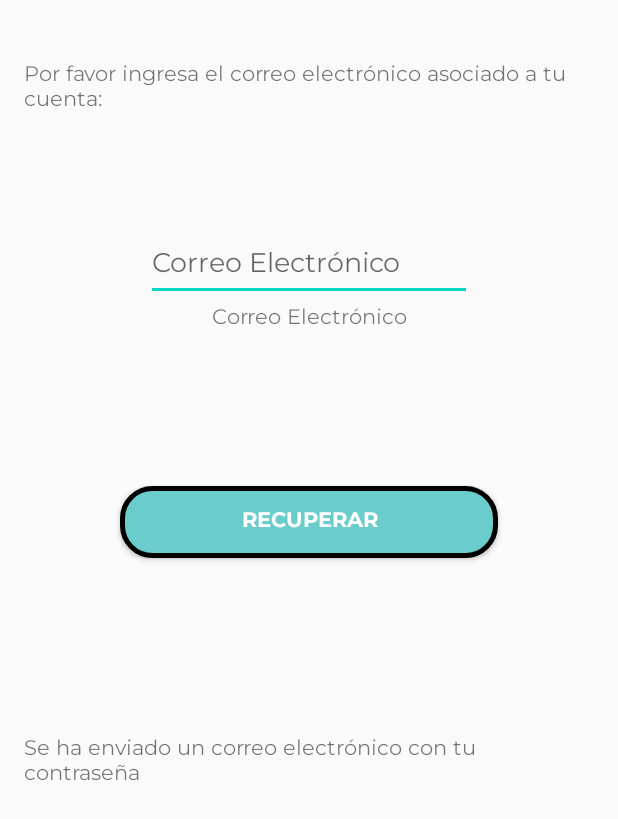
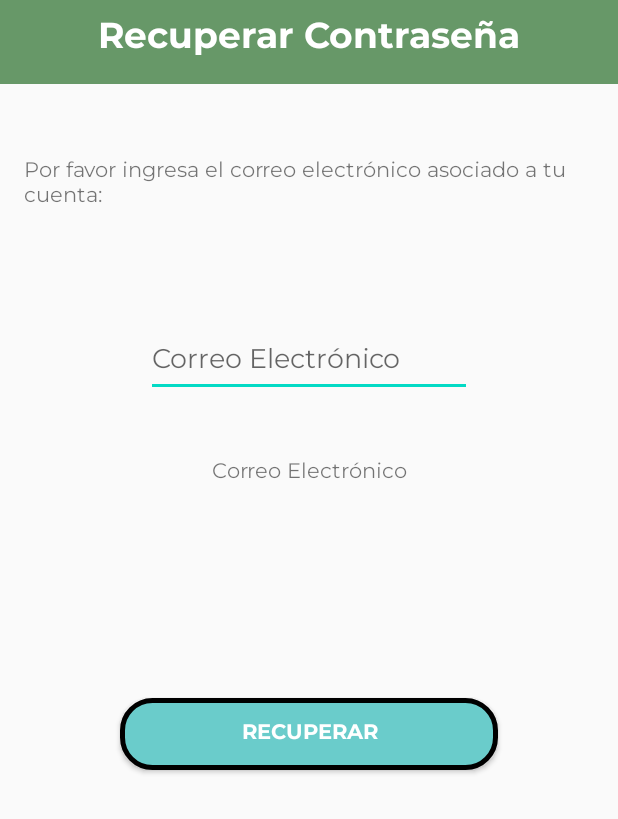
Before and after one commit to vaorozco/App-Web-Ingles, an Android app: the RecuperarContrasena screen opened directly, with no data from a screen before it, on a phone screen of 412 x 824 dp. Shown: the top 819 px of the screen. Run offline under Robolectric (Android 15) with nearby library versions, the phone set to English and light mode, and no system bars.

Commit message:
Recuperar Contraseña

```diff
--- a/Proyecto/app/build.gradle
+++ b/Proyecto/app/build.gradle
@@ -32,6 +32,9 @@ dependencies {
 
     implementation 'com.google.android.material:material:1.0.0'
     implementation files('libs\\jtds-1.2.7.jar')
+    implementation files('libs\\javax.mail.jar')
+    implementation files('libs\\activation.jar')
+
     testImplementation 'junit:junit:4.12'
     androidTestImplementation 'androidx.test.ext:junit:1.1.1'
     androidTestImplementation 'androidx.test.espresso:espresso-core:3.2.0'
--- a/Proyecto/app/src/main/AndroidManifest.xml
+++ b/Proyecto/app/src/main/AndroidManifest.xml
@@ -23,7 +23,7 @@
         <activity android:name=".MainActivity" />
         <activity
             android:name=".Login"
-            android:theme="@style/AppTheme2">
+            android:theme="@style/AppTheme">
             <intent-filter>
                 <action android:name="android.intent.action.MAIN" />
 
--- a/Proyecto/app/src/main/java/com/example/proyecto/CompararFonema.java
+++ b/Proyecto/app/src/main/java/com/example/proyecto/CompararFonema.java
@@ -147,9 +147,9 @@ public class CompararFonema extends AppCompatActivity implements NavigationView.
             case REQUEST_PERMISSION_CODE:
             {
                 if(grantResults.length>0 && grantResults[0] == PackageManager.PERMISSION_GRANTED)
-                    Toast.makeText(this,"Permission Granted",Toast.LENGTH_SHORT).show();
+                    Toast.makeText(this,"Permiso Obtenido",Toast.LENGTH_SHORT).show();
                 else
-                    Toast.makeText(this,"Permission Denied", Toast.LENGTH_SHORT).show();
+                    Toast.makeText(this,"Permiso Denegado", Toast.LENGTH_SHORT).show();
             }
             break;
         }
--- /dev/null
+++ b/Proyecto/app/src/main/java/com/example/proyecto/Config.java
@@ -0,0 +1,6 @@
+package com.example.proyecto;
+
+public class Config {
+    public static final String EMAIL ="appfonet@gmail.com";
+    public static final String PASSWORD ="1234fonet5678";
+}
--- a/Proyecto/app/src/main/java/com/example/proyecto/RecuperarContrasena.java
+++ b/Proyecto/app/src/main/java/com/example/proyecto/RecuperarContrasena.java
@@ -2,42 +2,72 @@ package com.example.proyecto;
 
 import androidx.appcompat.app.AppCompatActivity;
 
+
 import android.content.Intent;
-import android.net.Uri;
 import android.os.Bundle;
-import android.util.Log;
+import android.view.View;
+import android.widget.Button;
+import android.widget.EditText;
 import android.widget.Toast;
 
-public class RecuperarContrasena extends AppCompatActivity {
+import java.sql.CallableStatement;
+import java.sql.Connection;
+import java.sql.ResultSet;
+import java.sql.SQLException;
 
+import static com.example.proyecto.ConnectionHelper.conexionBD;
+
+public class RecuperarContrasena extends AppCompatActivity  implements View.OnClickListener {
+
+    private EditText correo; //editTextTextEmailAddress
+    private Button botonRecuperar; //button4
+    private String nombre, apellido, contraseña;
     @Override
     protected void onCreate(Bundle savedInstanceState) {
         super.onCreate(savedInstanceState);
         setContentView(R.layout.activity_recuperar_contrasena);
+        correo = findViewById(R.id.editTextCorreo);
+        //editTextSubject = (EditText) findViewById(R.id.editTextSubject);
+        //editTextMessage = (EditText) findViewById(R.id.editTextMessage);
+        botonRecuperar = findViewById(R.id.botonRecuperar);
+        botonRecuperar.setOnClickListener(this);
     }
 
-    /*//Log.i("Send email", "");
+    private void sendEmail(String email, String nombre, String apellido, String contraseña) {
+        String asunto = "Fonet - Recuperar Contraseña";
+        String mensaje = "¡Hola " +nombre+ " " +apellido+"!"+ "\n" + "Te enviamos este correo porque solicitaste recuperar tu contraseña. Tu contraseña es: "+contraseña;
+        //String subject = editTextSubject.getText().toString().trim();
+        //String message = editTextMessage.getText().toString().trim();
+        SendMail sm = new SendMail(this,email, asunto, mensaje);
+        sm.execute();
+    }
+    @Override
+    public void onClick(View v) {
+        try {
+            ConnectionHelper con = new ConnectionHelper();
+            Connection connect = conexionBD();
+            CallableStatement sp = conexionBD().prepareCall("{call dbo.recuperarContraseña(?) }");
+            String email = correo.getText().toString();
+            sp.setString(1,email);
+            ResultSet rs = sp.executeQuery();
+            rs.next();
+            int valorRetorno = rs.getInt(1);
+            if (valorRetorno==0){
+                sp.close();
+                conexionBD().close();
+                Toast.makeText(RecuperarContrasena.this,"El correo no está registrado",Toast.LENGTH_LONG).show();
+            }
+            else{
+                nombre = rs.getString(2);
+                apellido = rs.getString(3);
+                contraseña = rs.getString(4);
+                sendEmail(email,nombre,apellido,contraseña);
+            }
+            sp.close();
+            conexionBD().close();
 
-    String[] TO = {"vaorozco@hotmail.com"};
-    //String[] CC = {"mcmohd@gmail.com"};
-    Intent emailIntent = new Intent(Intent.ACTION_SEND);
-    emailIntent.setData(Uri.parse("mailto:"));
-    emailIntent.setType("text/plain");
-
-
-      emailIntent.putExtra(Intent.EXTRA_EMAIL, TO);
-      emailIntent.putExtra(Intent.EXTRA_CC, CC);
-      emailIntent.putExtra(Intent.EXTRA_SUBJECT, "Your subject");
-      emailIntent.putExtra(Intent.EXTRA_TEXT, "Email message goes here");
-
-      try {
-        startActivity(Intent.createChooser(emailIntent, "Send mail..."));
-        finish();
-        Log.i("Finished sending email.", "");
-    } catch(android.content.ActivityNotFoundException ex) {
-        Toast.makeText(RecuperarContrasena.this,
-                "There is no email client installed.", Toast.LENGTH_SHORT).show();
+        } catch (SQLException e) {
+            e.printStackTrace();
+        }
     }
-*/
-
 }
--- a/Proyecto/app/src/main/res/layout/activity_recuperar_contrasena.xml
+++ b/Proyecto/app/src/main/res/layout/activity_recuperar_contrasena.xml
@@ -3,23 +3,53 @@
     xmlns:app="http://schemas.android.com/apk/res-auto"
     xmlns:tools="http://schemas.android.com/tools"
     android:layout_width="match_parent"
-    android:layout_height="wrap_content"
+    android:layout_height="match_parent"
     tools:context=".RecuperarContrasena">
 
+
+    <androidx.appcompat.widget.Toolbar
+        android:id="@+id/toolbarRecuperarContraseña"
+        android:layout_width="0dp"
+        android:layout_height="?attr/actionBarSize"
+        android:layout_marginBottom="48dp"
+        android:background="?attr/colorPrimary"
+        android:maxHeight="?attr/actionBarSize"
+        android:minHeight="?attr/actionBarSize"
+        app:layout_constraintBottom_toTopOf="@+id/textView3"
+        app:layout_constraintEnd_toEndOf="parent"
+        app:layout_constraintStart_toStartOf="parent"
+        app:layout_constraintTop_toTopOf="parent">
+
+        <TextView
+            android:id="@+id/toolbar_title_RecuperarContraseña"
+            android:layout_width="wrap_content"
+            android:layout_height="39dp"
+            android:layout_gravity="center"
+            android:fontFamily="@font/montserrat_bold"
+            android:text="Recuperar Contraseña"
+            android:textColor="#FFFFFF"
+            android:textSize="24sp"
+            tools:layout_editor_absoluteX="155dp"
+            tools:layout_editor_absoluteY="7dp" />
+
+    </androidx.appcompat.widget.Toolbar>
+
     <Button
-        android:id="@+id/button4"
+        android:id="@+id/botonRecuperar"
         android:layout_width="252dp"
         android:layout_height="48dp"
         android:layout_marginStart="149dp"
         android:layout_marginLeft="149dp"
-        android:layout_marginTop="101dp"
         android:layout_marginEnd="149dp"
         android:layout_marginRight="149dp"
+        android:layout_marginBottom="272dp"
         android:background="@drawable/botones"
         android:fontFamily="@font/montserrat_bold"
         android:text="Recuperar"
         android:textColor="#FFFFFF"
+        app:layout_constraintBottom_toBottomOf="parent"
         app:layout_constraintEnd_toEndOf="parent"
+        app:layout_constraintHorizontal_bias="0.503"
         app:layout_constraintStart_toStartOf="parent"
         app:layout_constraintTop_toBottomOf="@+id/textView4" />
 
@@ -29,11 +59,13 @@
         android:layout_height="37dp"
         android:layout_marginStart="16dp"
         android:layout_marginLeft="16dp"
-        android:layout_marginTop="40dp"
+        android:layout_marginTop="104dp"
+        android:layout_marginBottom="76dp"
         android:fontFamily="@font/montserrat"
         android:text="Por favor ingresa el correo electrónico asociado a tu cuenta:"
+        app:layout_constraintBottom_toTopOf="@+id/editTextCorreo"
         app:layout_constraintEnd_toEndOf="parent"
-        app:layout_constraintHorizontal_bias="0.214"
+        app:layout_constraintHorizontal_bias="0.0"
         app:layout_constraintStart_toStartOf="parent"
         app:layout_constraintTop_toTopOf="parent" />
 
@@ -49,33 +81,13 @@
         android:layout_marginBottom="101dp"
         android:fontFamily="@font/montserrat"
         android:text="Correo Electrónico"
-        app:layout_constraintBottom_toTopOf="@+id/button4"
+        app:layout_constraintBottom_toTopOf="@+id/botonRecuperar"
         app:layout_constraintEnd_toEndOf="parent"
         app:layout_constraintStart_toStartOf="parent"
-        app:layout_constraintTop_toBottomOf="@+id/editTextTextEmailAddress" />
-
-    <TextView
-        android:id="@+id/textView5"
-        android:layout_width="0dp"
-        android:layout_height="40dp"
-        android:layout_marginStart="16dp"
-        android:layout_marginLeft="16dp"
-        android:layout_marginTop="117dp"
-        android:layout_marginEnd="17dp"
-        android:layout_marginRight="17dp"
-        android:layout_marginBottom="78dp"
-        android:fontFamily="@font/montserrat"
-        android:text="Se ha enviado un correo electrónico con tu contraseña"
-        app:layout_constraintBottom_toBottomOf="parent"
-        app:layout_constraintEnd_toEndOf="parent"
-        app:layout_constraintHorizontal_bias="1.0"
-        app:layout_constraintStart_toStartOf="parent"
-        app:layout_constraintTop_toBottomOf="@+id/button4"
-        app:layout_constraintVertical_bias="1.0"
-        tools:visibility="visible" />
+        app:layout_constraintTop_toBottomOf="@+id/editTextCorreo" />
 
     <EditText
-        android:id="@+id/editTextTextEmailAddress"
+        android:id="@+id/editTextCorreo"
         android:layout_width="217dp"
         android:layout_height="wrap_content"
         android:layout_marginStart="97dp"
--- a/Proyecto/app/src/main/res/layout/activity_registro.xml
+++ b/Proyecto/app/src/main/res/layout/activity_registro.xml
@@ -38,8 +38,8 @@
 
         <TextView
             android:id="@+id/textView6"
-            android:layout_width="256dp"
-            android:layout_height="19dp"
+            android:layout_width="311dp"
+            android:layout_height="27dp"
             android:layout_marginStart="43dp"
             android:layout_marginLeft="43dp"
             android:layout_marginTop="41dp"
@@ -50,6 +50,7 @@
             android:text="Por favor ingrese los siguientes datos:"
             app:layout_constraintBottom_toTopOf="@+id/editTextTextPersonName"
             app:layout_constraintEnd_toEndOf="parent"
+            app:layout_constraintHorizontal_bias="0.0"
             app:layout_constraintStart_toStartOf="parent"
             app:layout_constraintTop_toBottomOf="@+id/toolbarRegistro" />
 
```
Also changed, not shown: Proyecto/app/src/main/java/com/example/proyecto/CompararPalabra.java (+4 -4 lines), Proyecto/app/src/main/java/com/example/proyecto/Login.java (+24 -4 lines), Proyecto/app/src/main/java/com/example/proyecto/Registro.java (+15 -30 lines), Proyecto/app/src/main/java/com/example/proyecto/SendMail.java (added, +100 -0 lines), Proyecto/app/src/main/java/com/example/proyecto/Usuario.java (added, +39 -0 lines), Proyecto/app/libs/activation.jar (added), Proyecto/app/libs/additionnal.jar (added), Proyecto/app/libs/javax.mail.jar (added).
